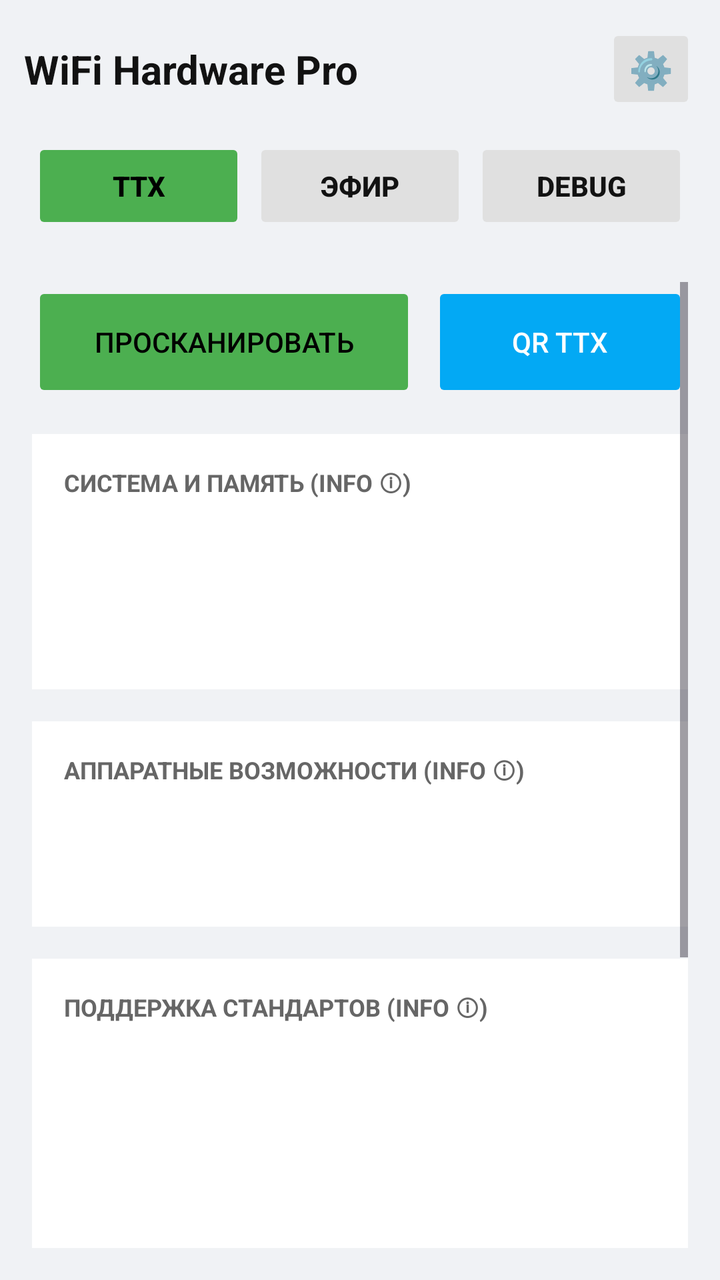
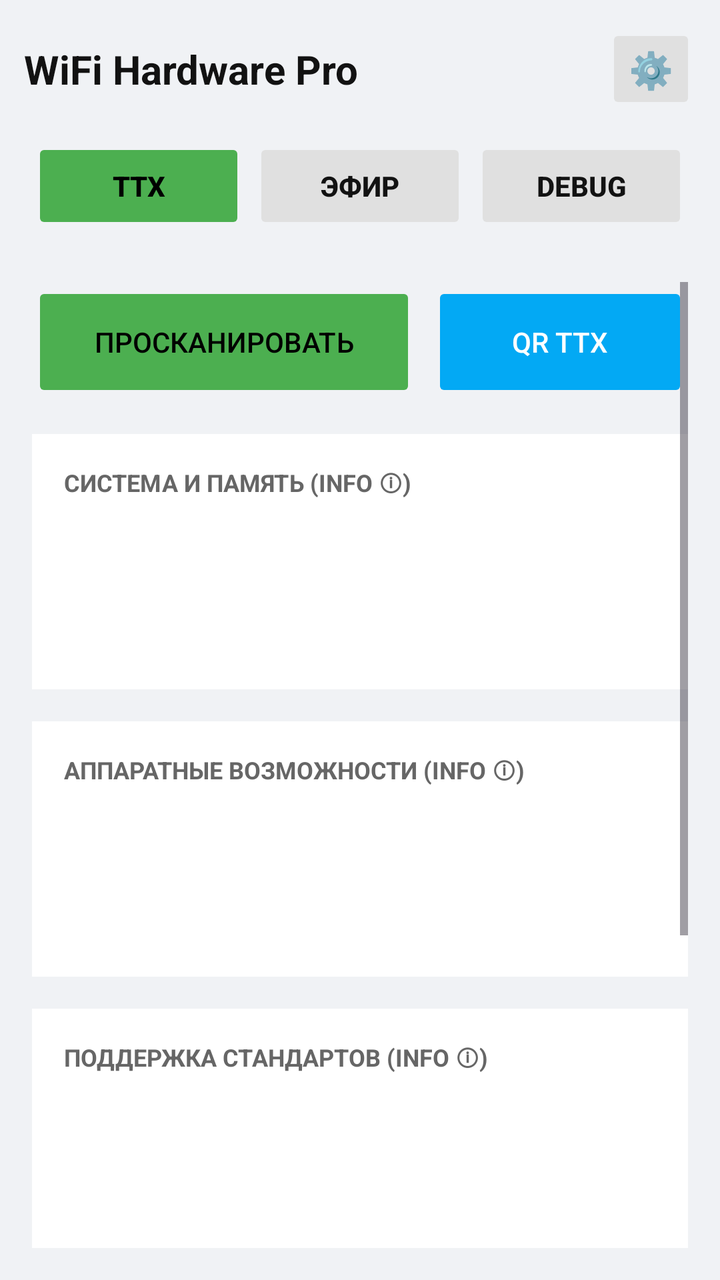

Compare the two renders of this Android layout. The source of the first and the diff that turns it into the second are given below.
<!-- AndroidManifest.xml: application theme Theme.WifiChipReader -->
<!-- res/layout/activity_main.xml -->
<?xml version="1.0" encoding="utf-8"?>
<LinearLayout xmlns:android="http://schemas.android.com/apk/res/android"
    android:layout_width="match_parent"
    android:layout_height="match_parent"
    android:background="@color/bg_main"
    android:orientation="vertical">

    <LinearLayout
        android:layout_width="match_parent"
        android:layout_height="wrap_content"
        android:orientation="horizontal"
        android:padding="12dp"
        android:gravity="center_vertical">

        <TextView
            android:layout_width="0dp"
            android:layout_height="wrap_content"
            android:layout_weight="1"
            android:text="@string/app_name"
            android:textColor="@color/text_primary"
            android:textSize="20sp"
            android:textStyle="bold" />

        <Button
            android:id="@+id/btnSettings"
            android:layout_width="45dp"
            android:layout_height="45dp"
            android:text="⚙️"
            android:textSize="18sp"
            android:padding="0dp"
            android:backgroundTint="@color/btn_inactive"
            android:textColor="@color/text_primary"
            android:focusable="true"
            android:stateListAnimator="@null"/>
    </LinearLayout>

    <LinearLayout
        android:layout_width="match_parent"
        android:layout_height="wrap_content"
        android:orientation="horizontal"
        android:paddingHorizontal="16dp"
        android:layout_marginBottom="8dp"
        android:clipChildren="false"
        android:clipToPadding="false">

        <Button
            android:id="@+id/tabHardware"
            android:layout_width="0dp"
            android:layout_height="wrap_content"
            android:layout_weight="1"
            android:text="@string/tab_ttx"
            android:backgroundTint="@color/accent_green"
            android:textColor="#000000"
            android:textStyle="bold"
            android:focusable="true"
            android:stateListAnimator="@null"
            android:layout_marginEnd="4dp"/>

        <Button
            android:id="@+id/tabScanner"
            android:layout_width="0dp"
            android:layout_height="wrap_content"
            android:layout_weight="1"
            android:text="@string/tab_scanner"
            android:backgroundTint="@color/btn_inactive"
            android:textColor="@color/text_primary"
            android:textStyle="bold"
            android:focusable="true"
            android:stateListAnimator="@null"
            android:layout_marginEnd="4dp"/>

        <Button
            android:id="@+id/tabDebug"
            android:layout_width="0dp"
            android:layout_height="wrap_content"
            android:layout_weight="1"
            android:text="@string/tab_debug"
            android:backgroundTint="@color/btn_inactive"
            android:textColor="@color/text_primary"
            android:textStyle="bold"
            android:focusable="true"
            android:stateListAnimator="@null"/>
    </LinearLayout>

    <FrameLayout
        android:layout_width="match_parent"
        android:layout_height="match_parent">

        <ScrollView
            android:id="@+id/layoutHardware"
            android:layout_width="match_parent"
            android:layout_height="match_parent"
            android:padding="16dp">

            <LinearLayout
                android:layout_width="match_parent"
                android:layout_height="wrap_content"
                android:orientation="vertical"
                android:clipChildren="false">

                <LinearLayout
                    android:layout_width="match_parent"
                    android:layout_height="wrap_content"
                    android:orientation="horizontal"
                    android:layout_marginBottom="16dp"
                    android:clipChildren="false">

                    <Button
                        android:id="@+id/btnAnalyze"
                        android:layout_width="0dp"
                        android:layout_weight="1.5"
                        android:layout_height="60dp"
                        android:text="@string/btn_scan"
                        android:textColor="#000000"
                        android:backgroundTint="@color/accent_green"
                        android:focusable="true"
                        android:stateListAnimator="@null"
                        android:layout_marginEnd="8dp" />

                    <Button
                        android:id="@+id/btnShowQR"
                        android:layout_width="0dp"
                        android:layout_weight="1"
                        android:layout_height="60dp"
                        android:text="@string/btn_qr"
                        android:textColor="#FFFFFF"
                        android:backgroundTint="@color/accent_blue"
                        android:focusable="true"
                        android:stateListAnimator="@null" />
                </LinearLayout>

                <LinearLayout
                    android:id="@+id/blockSystem"
                    android:layout_width="match_parent"
                    android:layout_height="wrap_content"
                    android:orientation="vertical"
                    android:background="@color/bg_card"
                    android:padding="16dp"
                    android:layout_marginBottom="16dp"
                    android:focusable="true"
                    android:clickable="true">
                    <TextView android:layout_width="wrap_content" android:layout_height="wrap_content" android:text="@string/system_memory" android:textColor="@color/text_secondary" android:textSize="12sp" android:textStyle="bold" android:layout_marginBottom="10dp" />
                    <TextView android:id="@+id/tvDeviceModel" android:layout_width="match_parent" android:layout_height="wrap_content" android:textColor="@color/text_primary" android:layout_marginBottom="6dp" />
                    <TextView android:id="@+id/tvRam" android:layout_width="match_parent" android:layout_height="wrap_content" android:textColor="@color/text_primary" android:layout_marginBottom="6dp" />
                    <TextView android:id="@+id/tvRom" android:layout_width="match_parent" android:layout_height="wrap_content" android:textColor="@color/text_primary" />
                </LinearLayout>

                <LinearLayout
                    android:id="@+id/blockHardware"
                    android:layout_width="match_parent"
                    android:layout_height="wrap_content"
                    android:orientation="vertical"
                    android:background="@color/bg_card"
                    android:padding="16dp"
                    android:layout_marginBottom="16dp"
                    android:focusable="true"
                    android:clickable="true">
                    <TextView android:layout_width="wrap_content" android:layout_height="wrap_content" android:text="@string/hw_capabilities" android:textColor="@color/text_secondary" android:textSize="12sp" android:textStyle="bold" android:layout_marginBottom="10dp" />
                    <TextView android:id="@+id/tvBand5G" android:layout_width="match_parent" android:layout_height="wrap_content" android:textColor="@color/text_primary" android:layout_marginBottom="6dp" />
                    <TextView android:id="@+id/tvBand6G" android:layout_width="match_parent" android:layout_height="wrap_content" android:textColor="@color/text_primary" />
                </LinearLayout>

                <LinearLayout
                    android:id="@+id/blockStandards"
                    android:layout_width="match_parent"
                    android:layout_height="wrap_content"
                    android:orientation="vertical"
                    android:background="@color/bg_card"
                    android:padding="16dp"
                    android:layout_marginBottom="16dp"
                    android:focusable="true"
                    android:clickable="true">
                    <TextView android:layout_width="wrap_content" android:layout_height="wrap_content" android:text="@string/wifi_standards" android:textColor="@color/text_secondary" android:textSize="12sp" android:textStyle="bold" android:layout_marginBottom="10dp" />
                    <TextView android:id="@+id/tvWifi1" android:layout_width="match_parent" android:layout_height="wrap_content" android:layout_marginBottom="6dp" />
                    <TextView android:id="@+id/tvWifi2" android:layout_width="match_parent" android:layout_height="wrap_content" android:layout_marginBottom="6dp" />
                    <TextView android:id="@+id/tvWifi3" android:layout_width="match_parent" android:layout_height="wrap_content" android:layout_marginBottom="6dp" />
                    <TextView android:id="@+id/tvWifi4" android:layout_width="match_parent" android:layout_height="wrap_content" android:layout_marginBottom="6dp" />
                    <TextView android:id="@+id/tvWifi5" android:layout_width="match_parent" android:layout_height="wrap_content" android:layout_marginBottom="6dp" />
                    <TextView android:id="@+id/tvWifi6" android:layout_width="match_parent" android:layout_height="wrap_content" android:layout_marginBottom="6dp" />
                    <TextView android:id="@+id/tvWifi7" android:layout_width="match_parent" android:layout_height="wrap_content" />
                </LinearLayout>

                <LinearLayout
                    android:id="@+id/blockConnection"
                    android:layout_width="match_parent"
                    android:layout_height="wrap_content"
                    android:orientation="vertical"
                    android:background="@color/bg_card"
                    android:padding="16dp"
                    android:layout_marginBottom="16dp"
                    android:focusable="true"
                    android:clickable="true">
                    <TextView android:layout_width="wrap_content" android:layout_height="wrap_content" android:text="@string/current_connection" android:textColor="@color/text_secondary" android:textSize="12sp" android:textStyle="bold" android:layout_marginBottom="10dp" />

                    <ProgressBar
                        android:id="@+id/pbQuality"
                        style="?android:attr/progressBarStyleHorizontal"
                        android:layout_width="match_parent"
                        android:layout_height="8dp"
                        android:max="100"
                        android:progress="0"
                        android:progressTint="@color/accent_green"
                        android:layout_marginBottom="8dp"/>

                    <TextView android:id="@+id/tvQualityScore" android:layout_width="match_parent" android:layout_height="wrap_content" android:text="@string/quality_wait" android:textColor="@color/text_primary" android:textStyle="bold" android:layout_marginBottom="10dp" />
                    <TextView android:id="@+id/tvConnectionDetails" android:layout_width="match_parent" android:layout_height="wrap_content" android:textColor="@color/text_secondary" android:lineSpacingExtra="5dp" />

                    <com.example.wifichipreader.SignalGraphView
                        android:id="@+id/graphSignal"
                        android:layout_width="match_parent"
                        android:layout_height="80dp"
                        android:layout_marginTop="12dp"
                        android:visibility="gone" />
                </LinearLayout>
            </LinearLayout>
        </ScrollView>

        <ScrollView
            android:id="@+id/layoutScanner"
            android:layout_width="match_parent"
            android:layout_height="match_parent"
            android:visibility="gone"
            android:padding="16dp">

            <LinearLayout
                android:layout_width="match_parent"
                android:layout_height="wrap_content"
                android:orientation="vertical">

                <TextView
                    android:id="@+id/tvAutoScanIndicator"
                    android:layout_width="match_parent"
                    android:layout_height="wrap_content"
                    android:text="@string/auto_scan"
                    android:textColor="@color/accent_blue"
                    android:textSize="14sp"
                    android:textStyle="italic"
                    android:gravity="center"
                    android:layout_marginBottom="16dp"/>

                <LinearLayout
                    android:id="@+id/containerNetworks"
                    android:layout_width="match_parent"
                    android:layout_height="wrap_content"
                    android:orientation="vertical"/>
            </LinearLayout>
        </ScrollView>

        <ScrollView
            android:id="@+id/layoutDebug"
            android:layout_width="match_parent"
            android:layout_height="match_parent"
            android:visibility="gone"
            android:padding="16dp">

            <LinearLayout
                android:layout_width="match_parent"
                android:layout_height="wrap_content"
                android:orientation="vertical"
                android:clipChildren="false">

                
                <LinearLayout
                    android:layout_width="match_parent"
                    android:layout_height="wrap_content"
                    android:orientation="horizontal"
                    android:layout_marginBottom="16dp"
                    android:clipChildren="false">

                    <Button
                        android:id="@+id/btnShowHistory"
                        android:layout_width="0dp"
                        android:layout_weight="2"
                        android:layout_height="60dp"
                        android:text="@string/btn_show_history"
                        android:textColor="#FFFFFF"
                        android:backgroundTint="@color/accent_green"
                        android:focusable="true"
                        android:stateListAnimator="@null"
                        android:layout_marginEnd="8dp" />

                    <Button
                        android:id="@+id/btnClearHistory"
                        android:layout_width="0dp"
                        android:layout_weight="1"
                        android:layout_height="60dp"
                        android:text="@string/btn_clear_history"
                        android:textColor="#FFFFFF"
                        android:backgroundTint="@color/error_red"
                        android:focusable="true"
                        android:stateListAnimator="@null" />
                </LinearLayout>

                <Button
                    android:id="@+id/btnExportReport"
                    android:layout_width="match_parent"
                    android:layout_height="60dp"
                    android:text="@string/btn_export"
                    android:textColor="#FFFFFF"
                    android:backgroundTint="@color/accent_purple"
                    android:focusable="true"
                    android:stateListAnimator="@null"
                    android:layout_marginBottom="16dp" />

                <TextView
                    android:layout_width="match_parent"
                    android:layout_height="wrap_content"
                    android:text="@string/raw_data"
                    android:textColor="@color/text_secondary"
                    android:textSize="12sp"
                    android:textStyle="bold"
                    android:layout_marginBottom="8dp" />

                <TextView
                    android:id="@+id/tvDebugConsole"
                    android:layout_width="match_parent"
                    android:layout_height="wrap_content"
                    android:background="@color/console_bg"
                    android:padding="12dp"
                    android:textColor="@color/console_text"
                    android:fontFamily="monospace"
                    android:textSize="10sp"
                    android:text="@string/status_logs" />
            </LinearLayout>
        </ScrollView>
    </FrameLayout>
</LinearLayout>
<!-- resources referenced by this layout -->
<resources>
  <color name="accent_blue">#03A9F4</color>
  <color name="accent_green">#4CAF50</color>
  <color name="accent_purple">#673AB7</color>
  <color name="bg_card">#FFFFFF</color>
  <color name="bg_main">#F0F2F5</color>
  <color name="btn_inactive">#E0E0E0</color>
  <color name="console_bg">#2B2B2B</color>
  <color name="console_text">#00FF00</color>
  <color name="error_red">#F44336</color>
  <color name="text_primary">#121212</color>
  <color name="text_secondary">#666666</color>
  <string name="app_name">WiFi Hardware Pro</string>
  <string name="auto_scan">Автообновление эфира: каждые 8 сек...</string>
  <string name="btn_clear_history">Очистить БД</string>
  <string name="btn_export">Экспорт отчета</string>
  <string name="btn_qr">QR ТТХ</string>
  <string name="btn_scan">Просканировать</string>
  <string name="btn_show_history">История БД (SQLite)</string>
  <string name="current_connection">ТЕКУЩЕЕ СОЕДИНЕНИЕ (INFO ⓘ)</string>
  <string name="hw_capabilities">АППАРАТНЫЕ ВОЗМОЖНОСТИ (INFO ⓘ)</string>
  <string name="quality_wait">Качество связи: Ожидание...</string>
  <string name="raw_data">СЫРЫЕ СИСТЕМНЫЕ ДАННЫЕ</string>
  <string name="status_logs">Сбор логов...</string>
  <string name="system_memory">СИСТЕМА И ПАМЯТЬ (INFO ⓘ)</string>
  <string name="tab_debug">DEBUG</string>
  <string name="tab_scanner">ЭФИР</string>
  <string name="tab_ttx">ТТХ</string>
  <string name="wifi_standards">ПОДДЕРЖКА СТАНДАРТОВ (INFO ⓘ)</string>
  <style name="Theme.WifiChipReader" parent="Base.Theme.WifiChipReader" />
  <style name="Base.Theme.WifiChipReader" parent="Theme.Material3.DayNight.NoActionBar">
          
          
      </style>
</resources>

<!-- the commit's change to res/layout/activity_main.xml (unified diff, before → after) -->
@@ -157,7 +157,8 @@
                     android:clickable="true">
                     <TextView android:layout_width="wrap_content" android:layout_height="wrap_content" android:text="@string/hw_capabilities" android:textColor="@color/text_secondary" android:textSize="12sp" android:textStyle="bold" android:layout_marginBottom="10dp" />
                     <TextView android:id="@+id/tvBand5G" android:layout_width="match_parent" android:layout_height="wrap_content" android:textColor="@color/text_primary" android:layout_marginBottom="6dp" />
-                    <TextView android:id="@+id/tvBand6G" android:layout_width="match_parent" android:layout_height="wrap_content" android:textColor="@color/text_primary" />
+                    <TextView android:id="@+id/tvBand6G" android:layout_width="match_parent" android:layout_height="wrap_content" android:textColor="@color/text_primary" android:layout_marginBottom="6dp" />
+                    <TextView android:id="@+id/tvBluetooth" android:layout_width="match_parent" android:layout_height="wrap_content" android:textColor="@color/text_primary" />
                 </LinearLayout>
 
                 <LinearLayout
@@ -227,22 +228,52 @@
                 android:layout_height="wrap_content"
                 android:orientation="vertical">
 
-                <TextView
-                    android:id="@+id/tvAutoScanIndicator"
-                    android:layout_width="match_parent"
-                    android:layout_height="wrap_content"
-                    android:text="@string/auto_scan"
-                    android:textColor="@color/accent_blue"
-                    android:textSize="14sp"
-                    android:textStyle="italic"
-                    android:gravity="center"
-                    android:layout_marginBottom="16dp"/>
-
-                <LinearLayout
-                    android:id="@+id/containerNetworks"
+                
+                <LinearLayout
+                    android:layout_width="match_parent"
+                    android:layout_height="wrap_content"
+                    android:orientation="horizontal"
+                    android:layout_marginBottom="16dp">
+
+                    <Button
+                        android:id="@+id/btnSubWifi"
+                        android:layout_width="0dp"
+                        android:layout_height="wrap_content"
+                        android:layout_weight="1"
+                        android:text="Wi-Fi"
+                        android:backgroundTint="@color/accent_blue"
+                        android:textColor="#000000"
+                        android:textStyle="bold"
+                        android:focusable="true"
+                        android:stateListAnimator="@null"
+                        android:layout_marginEnd="4dp" />
+
+                    <Button
+                        android:id="@+id/btnSubBt"
+                        android:layout_width="0dp"
+                        android:layout_height="wrap_content"
+                        android:layout_weight="1"
+                        android:text="Bluetooth"
+                        android:backgroundTint="@color/btn_inactive"
+                        android:textColor="@color/text_primary"
+                        android:textStyle="bold"
+                        android:focusable="true"
+                        android:stateListAnimator="@null" />
+                </LinearLayout>
+
+                <LinearLayout
+                    android:id="@+id/containerWifi"
                     android:layout_width="match_parent"
                     android:layout_height="wrap_content"
                     android:orientation="vertical"/>
+
+                <LinearLayout
+                    android:id="@+id/containerBt"
+                    android:layout_width="match_parent"
+                    android:layout_height="wrap_content"
+                    android:orientation="vertical"
+                    android:visibility="gone"/>
+
             </LinearLayout>
         </ScrollView>
 
<!-- resource entries referenced after the edit -->
@@ -12,7 +12,6 @@
   <color name="text_primary">#121212</color>
   <color name="text_secondary">#666666</color>
   <string name="app_name">WiFi Hardware Pro</string>
-  <string name="auto_scan">Автообновление эфира: каждые 8 сек...</string>
   <string name="btn_clear_history">Очистить БД</string>
   <string name="btn_export">Экспорт отчета</string>
   <string name="btn_qr">QR ТТХ</string>
